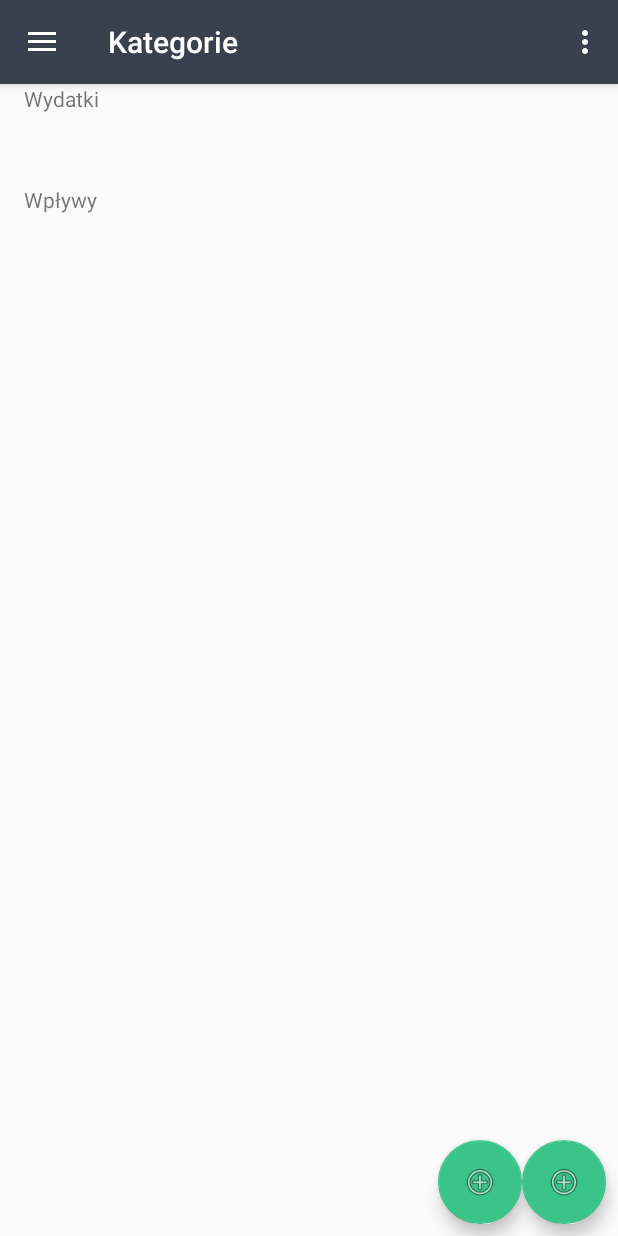
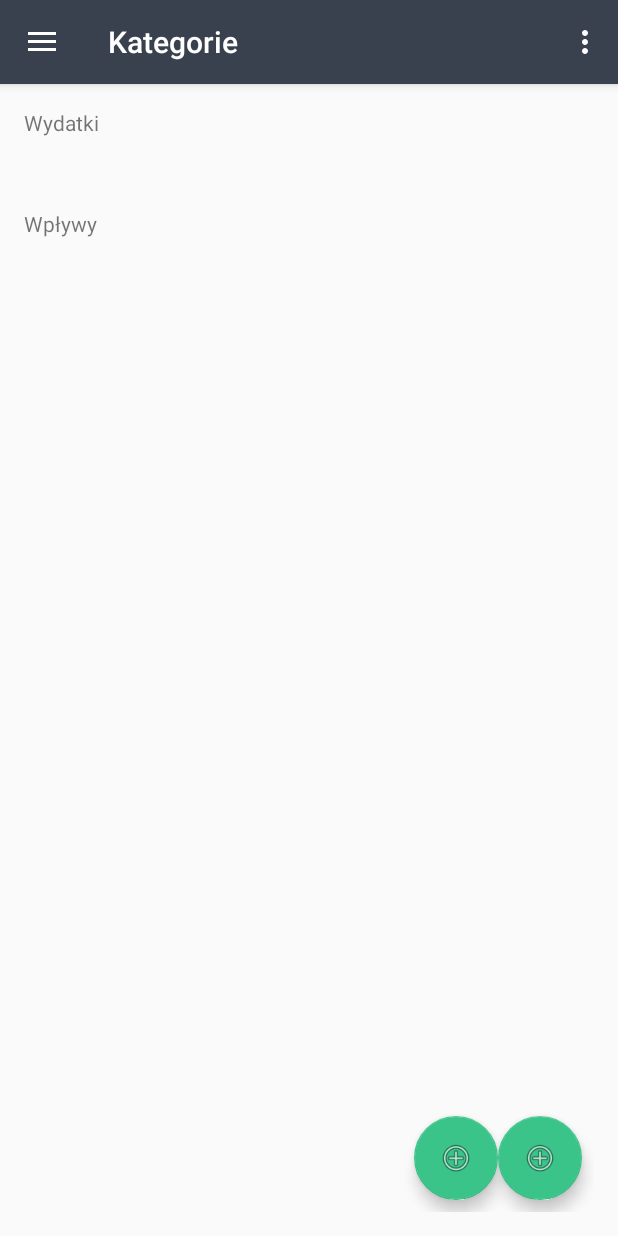
Before and after one commit to michalmoskala/Stack-Money-Mobile-2, an Android app: the MainActivity screen opened directly, with no data from a screen before it, in the side drawer, after a tap on "Kategorie", on a phone screen of 412 x 824 dp. Run offline under Robolectric (Android 15) with nearby library versions, the phone set to English and light mode, and no system bars; our stand-ins replace Room's generated code; libraries missing offline, so code that uses them is left out: android.arch.persistence, org.jetbrains.anko; 2 statements that could not run were skipped.

```diff
--- a/app/src/main/AndroidManifest.xml
+++ b/app/src/main/AndroidManifest.xml
@@ -28,6 +28,7 @@
         <activity
             android:name=".activities.MainActivity"
             android:label="@string/title_activity_main"
+            android:configChanges="orientation|screenSize|keyboard|keyboardHidden"
             android:theme="@style/AppTheme.NoActionBar" />
         <activity android:name=".activities.AddOperation"></activity>
     </application>
--- a/app/src/main/java/com/example/zbyszek/stackmoney2/activities/MainActivity.kt
+++ b/app/src/main/java/com/example/zbyszek/stackmoney2/activities/MainActivity.kt
@@ -2,6 +2,7 @@ package com.example.zbyszek.stackmoney2.activities
 
 import android.app.Fragment
 import android.content.Intent
+import android.content.res.Configuration
 import android.os.Bundle
 import android.support.design.widget.NavigationView
 import android.support.v4.view.GravityCompat
@@ -137,4 +138,8 @@ class MainActivity : AppCompatActivity(), NavigationView.OnNavigationItemSelecte
         drawer_layout.closeDrawer(GravityCompat.START)
         return true
     }
+
+    override fun onConfigurationChanged(newConfig: Configuration?) {
+        super.onConfigurationChanged(newConfig)
+    }
 }
--- a/app/src/main/java/com/example/zbyszek/stackmoney2/adapters/AccountListAdapter.kt
+++ b/app/src/main/java/com/example/zbyszek/stackmoney2/adapters/AccountListAdapter.kt
@@ -49,6 +49,7 @@ class AccountListAdapter(private var categoriesList: ArrayList<AccountWithSubAcc
             itemView.name.text = item.account.name
             itemView.icon.typeface = FontManager.getTypeface(itemView.context, FontManager.FONTAWESOME)
             itemView.icon.textColor = Color.parseColor(item.account.color)
+            itemView.balance.text = "${"%.2f".format(item.balance / 100.0)} zł"
 
             itemView.recyclerview_sub_accounts.layoutManager = LinearLayoutManager(itemView.context)
             itemView.recyclerview_sub_accounts.adapter = SubAccountListAdapter(item.subAccounts)
--- a/app/src/main/java/com/example/zbyszek/stackmoney2/fragments/CategoriesFragment.kt
+++ b/app/src/main/java/com/example/zbyszek/stackmoney2/fragments/CategoriesFragment.kt
@@ -3,6 +3,7 @@ package com.example.zbyszek.stackmoney2.fragments
 import android.os.Bundle
 import android.app.Fragment
 import android.content.Intent
+import android.content.res.Configuration
 import android.support.v7.widget.LinearLayoutManager
 import android.view.LayoutInflater
 import android.view.View
@@ -55,10 +56,10 @@ class CategoriesFragment : SuperFragment() {
             incomeCategoriesArrayList = ArrayList(incomeCategoriesList)
 
             uiThread {
-                expenseLinearLayoutManager = LinearLayoutManager(context)
+                expenseLinearLayoutManager = LinearLayoutManager(fragment.context)
                 recyclerview_expense_categories.layoutManager = expenseLinearLayoutManager
 
-                incomeLinearLayoutManager = LinearLayoutManager(context)
+                incomeLinearLayoutManager = LinearLayoutManager(fragment.context)
                 recyclerview_income_categories.layoutManager = incomeLinearLayoutManager
 
                 expenseAdapter = CategoryListAdapter(expenseCategoriesArrayList, fragment)
@@ -119,4 +120,8 @@ class CategoriesFragment : SuperFragment() {
     fun databaseConnection(){
         database = AppDatabase.getInMemoryDatabase(activity)
     }
+
+    override fun onConfigurationChanged(newConfig: Configuration?) {
+        super.onConfigurationChanged(newConfig)
+    }
 }// Required empty public constructor
--- a/app/src/main/java/com/example/zbyszek/stackmoney2/sql/AppDatabase.kt
+++ b/app/src/main/java/com/example/zbyszek/stackmoney2/sql/AppDatabase.kt
@@ -96,6 +96,12 @@ abstract class AppDatabase : RoomDatabase() {
                          "END;")
 
                 db.execSQL("CREATE TRIGGER validate_parent_account_before_insert_account BEFORE INSERT ON accounts BEGIN SELECT CASE WHEN NEW.parent_account_id IS NULL AND LOWER(TRIM(NEW.name)) IN (SELECT LOWER(TRIM(name)) FROM accounts WHERE parent_account_id IS NULL AND user_id = NEW.user_id) THEN RAISE (ABORT, 'Account with that name already exists') WHEN NEW.parent_account_id IS NOT NULL AND LOWER(TRIM(NEW.name)) IN (SELECT LOWER(TRIM(name)) FROM accounts WHERE parent_account_id == NEW.parent_account_id AND user_id = NEW.user_id) THEN RAISE (ABORT, 'Subaccount with that name already exists') END; END;")
+
+                db.execSQL("INSERT INTO users (login, password) VALUES ('admin','admin');")
+                db.execSQL("INSERT INTO questions (user_id, question, answer) VALUES (1,'poproszę','sól');")
+                db.execSQL("INSERT INTO categories (user_id, color_id, icon_id, parent_category_id, name, visible_in_incomes, visible_in_expenses) VALUES (1, 4, 6, NULL, 'Jedzenie', 0, 1), (1, 7, 6, 1, 'McDonalds', 0, 1), (1, 9, 6, 1, 'KFC', 0, 1);")
+                db.execSQL("INSERT INTO accounts (user_id, color_id, parent_account_id, name) VALUES (1, 6, NULL, 'Gotówka'), (1, 4, NULL, 'BZ WBK'), (1, 4, 2, 'Karta Visa');")
+                db.execSQL("INSERT INTO operations (user_id, account_id, category_id, title, cost, is_expense, visible_in_statistics, description, date) VALUES (1, 1, 2, 'Dwa Hamburgery', 699, 1, 1, 'Przy PWr', '2017-11-29');")
             }
         }
     }
--- a/app/src/main/java/com/example/zbyszek/stackmoney2/sql/dao/CategoryDAO.kt
+++ b/app/src/main/java/com/example/zbyszek/stackmoney2/sql/dao/CategoryDAO.kt
@@ -26,4 +26,24 @@ interface CategoryDAO {
     @Delete()
     fun deleteCategorySQL(categorySQL: CategorySQL)
 
+    @Query("SELECT * FROM categories WHERE user_id IS :userId AND parent_category_id IS NULL LIMIT 1")
+    fun defaultCategory(userId : Long): CategorySQL
+
+    @Query("UPDATE operations " +
+           "SET category_id = :newId " +
+           "WHERE user_id IS :userId AND account_id IN (:oldId, (SELECT DISTINCT id FROM accounts WHERE parent_account_id = :oldId))")
+    fun changeCategoryIdInOperations(userId : Long, oldId: Long, newId: Long)
+
+    @Query("UPDATE operation_patterns " +
+            "SET category_id = :newId " +
+            "WHERE user_id IS :userId AND account_id IN (:oldId, (SELECT DISTINCT id FROM accounts WHERE parent_account_id = :oldId))")
+    fun changeCategoryIdInOperationPatterns(userId : Long, oldId: Long, newId: Long)
+
+//    @Transaction
+//    open fun onDeleteCategory(userId: Long, id: Long) {
+//        val defaultCategory = defaultCategory(userId)
+//        changeCategoryIdInOperations(userId, id, defaultCategory.id)
+//        changeCategoryIdInOperationPatterns(userId, id, defaultCategory.id)
+//        ////        deleteCategorySQL()
+//    }
 }
--- a/app/src/main/res/layout/fragment_account_with_sub_accounts_list_row.xml
+++ b/app/src/main/res/layout/fragment_account_with_sub_accounts_list_row.xml
@@ -19,6 +19,7 @@
                 android:layout_width="match_parent"
                 android:layout_height="match_parent"
                 android:textAlignment="center"
+                android:text="&#xf283;"
                 android:gravity="center_vertical"/>
         </LinearLayout>
 
--- a/app/src/main/res/layout/fragment_categories.xml
+++ b/app/src/main/res/layout/fragment_categories.xml
@@ -9,7 +9,8 @@
 
     <android.support.constraint.ConstraintLayout
         android:layout_width="match_parent"
-        android:layout_height="match_parent">
+        android:layout_height="match_parent"
+        android:layout_margin="16dp">
 
         <!--<ScrollView-->
             <!--android:layout_width="fill_parent"-->
@@ -19,7 +20,6 @@
             <LinearLayout
                 android:layout_width="match_parent"
                 android:layout_height="wrap_content"
-                android:layout_margin="16dp"
                 android:orientation="vertical">
 
                 <TextView
--- a/app/src/main/res/layout/fragment_sub_account_list_row.xml
+++ b/app/src/main/res/layout/fragment_sub_account_list_row.xml
@@ -20,6 +20,7 @@
                 android:layout_width="match_parent"
                 android:layout_height="match_parent"
                 android:textAlignment="center"
+                android:text="&#xf283;"
                 android:gravity="center_vertical"/>
         </LinearLayout>
 
```
Also changed, not shown: app/src/main/java/com/example/zbyszek/stackmoney2/adapters/CategoryListAdapter.kt (+40 -0 lines), app/src/main/java/com/example/zbyszek/stackmoney2/adapters/SubCategoryListAdapter.kt (+40 -4 lines), app/src/main/java/com/example/zbyszek/stackmoney2/model/statistics/SumByCategoryItem.kt (added, +19 -0 lines), app/src/main/java/com/example/zbyszek/stackmoney2/model/statistics/SumByOperationTypeItem.kt (added, +15 -0 lines), app/src/main/java/com/example/zbyszek/stackmoney2/sql/dao/StatisticsDAO.kt (added, +28 -0 lines), app/src/main/res/layout/fragment_accounts.xml (+3 -8 lines), app/src/main/res/menu/category_list_item_menu.xml (added, +15 -0 lines), app/src/main/res/menu/sub_category_list_item_menu.xml (added, +11 -0 lines).
